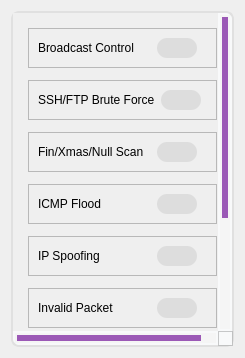
Qt form frontend/tabs/tab_available_rules.ui (HoangGiap1804/Firewall-Application) before a commit.
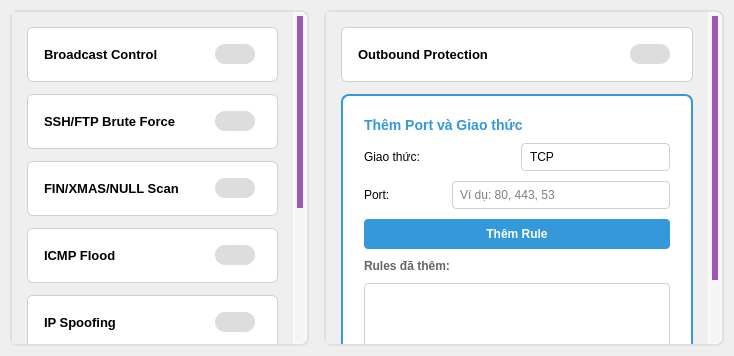
The same form after that commit.

Commit message: feat: Introduce sandbox feature, refactor rule handlers to API-driven, and enhance rule management with chain parameter.

```diff
--- a/frontend/tabs/tab_available_rules.ui
+++ b/frontend/tabs/tab_available_rules.ui
@@ -6,6 +6,21 @@
    <string>Available Rules</string>
   </attribute>
   <layout class="QHBoxLayout" name="horizontalLayout_10">
+   <property name="spacing">
+    <number>15</number>
+   </property>
+   <property name="leftMargin">
+    <number>10</number>
+   </property>
+   <property name="topMargin">
+    <number>10</number>
+   </property>
+   <property name="rightMargin">
+    <number>10</number>
+   </property>
+   <property name="bottomMargin">
+    <number>10</number>
+   </property>
    <item>
     <widget class="QScrollArea" name="scrollArea">
      <property name="accessibleDescription">
@@ -95,14 +110,19 @@
        </property>
        <item>
         <widget class="QFrame" name="frameBroadcast">
-         <property name="maximumSize">
+         <property name="minimumSize">
           <size>
-           <width>300</width>
-           <height>50</height>
+           <width>0</width>
+           <height>55</height>
           </size>
          </property>
          <property name="styleSheet">
-          <string notr="true" />
+          <string notr="true">QFrame#frameBroadcast {
+    border: 1px solid #d0d0d0;
+    border-radius: 6px;
+    background-color: #ffffff;
+    padding: 8px;
+}</string>
          </property>
          <property name="frameShape">
           <enum>QFrame::StyledPanel</enum>
@@ -111,13 +131,44 @@
           <enum>QFrame::Raised</enum>
          </property>
          <layout class="QHBoxLayout" name="horizontalLayout_20">
+          <property name="spacing">
+           <number>10</number>
+          </property>
+          <property name="leftMargin">
+           <number>8</number>
+          </property>
+          <property name="topMargin">
+           <number>4</number>
+          </property>
+          <property name="rightMargin">
+           <number>8</number>
+          </property>
+          <property name="bottomMargin">
+           <number>4</number>
+          </property>
           <item>
            <widget class="QLabel" name="labelBroadcast">
             <property name="text">
              <string>Broadcast Control</string>
             </property>
+            <property name="styleSheet">
+             <string notr="true">font-size: 13px; font-weight: 500;</string>
+            </property>
            </widget>
           </item>
+          <item>
+           <spacer name="horizontalSpacer_Broadcast">
+            <property name="orientation">
+             <enum>Qt::Horizontal</enum>
+            </property>
+            <property name="sizeHint" stdset="0">
+             <size>
+              <width>40</width>
+              <height>20</height>
+             </size>
+            </property>
+           </spacer>
+          </item>
           <item>
            <widget class="QCheckBox" name="checkBoxBroadcast">
             <property name="maximumSize">
@@ -147,20 +198,19 @@
        </item>
        <item>
         <widget class="QFrame" name="frameSSH_FTP">
-         <property name="maximumSize">
+         <property name="minimumSize">
           <size>
-           <width>300</width>
-           <height>50</height>
+           <width>0</width>
+           <height>55</height>
           </size>
          </property>
          <property name="styleSheet">
-          <string notr="true">QFrame#frameBroadcast {
-    border: 1px solid #c8c8c8;
-    border-radius: 8px;
-    background-color: white;
-    padding: 6px;
-}
-</string>
+          <string notr="true">QFrame#frameSSH_FTP {
+    border: 1px solid #d0d0d0;
+    border-radius: 6px;
+    background-color: #ffffff;
+    padding: 8px;
+}</string>
          </property>
          <property name="frameShape">
           <enum>QFrame::StyledPanel</enum>
@@ -169,13 +219,44 @@
           <enum>QFrame::Raised</enum>
          </property>
          <layout class="QHBoxLayout" name="horizontalLayout_18">
+          <property name="spacing">
+           <number>10</number>
+          </property>
+          <property name="leftMargin">
+           <number>8</number>
+          </property>
+          <property name="topMargin">
+           <number>4</number>
+          </property>
+          <property name="rightMargin">
+           <number>8</number>
+          </property>
+          <property name="bottomMargin">
+           <number>4</number>
+          </property>
           <item>
            <widget class="QLabel" name="labelSSH_FTP">
             <property name="text">
              <string>SSH/FTP Brute Force</string>
             </property>
+            <property name="styleSheet">
+             <string notr="true">font-size: 13px; font-weight: 500;</string>
+            </property>
            </widget>
           </item>
+          <item>
+           <spacer name="horizontalSpacer_SSH_FTP">
+            <property name="orientation">
+             <enum>Qt::Horizontal</enum>
+            </property>
+            <property name="sizeHint" stdset="0">
+             <size>
+              <width>40</width>
+              <height>20</height>
+             </size>
+            </property>
+           </spacer>
+          </item>
           <item>
            <widget class="QCheckBox" name="checkBoxSSH_FTP">
             <property name="maximumSize">
@@ -205,20 +286,19 @@
        </item>
        <item>
         <widget class="QFrame" name="frameFinXmasNullScan">
-         <property name="maximumSize">
+         <property name="minimumSize">
           <size>
-           <width>300</width>
-           <height>50</height>
+           <width>0</width>
+           <height>55</height>
           </size>
          </property>
          <property name="styleSheet">
-          <string notr="true">QFrame#frameBroadcast {
-    border: 1px solid #c8c8c8;
-    border-radius: 8px;
-    background-color: white;
-    padding: 6px;
-}
-</string>
+          <string notr="true">QFrame#frameFinXmasNullScan {
+    border: 1px solid #d0d0d0;
+    border-radius: 6px;
+    background-color: #ffffff;
+    padding: 8px;
+}</string>
          </property>
          <property name="frameShape">
           <enum>QFrame::StyledPanel</enum>
@@ -227,13 +307,44 @@
           <enum>QFrame::Raised</enum>
          </property>
          <layout class="QHBoxLayout" name="horizontalLayout_19">
+          <property name="spacing">
+           <number>10</number>
+          </property>
+          <property name="leftMargin">
+           <number>8</number>
+          </property>
+          <property name="topMargin">
+           <number>4</number>
+          </property>
+          <property name="rightMargin">
+           <number>8</number>
+          </property>
+          <property name="bottomMargin">
+           <number>4</number>
+          </property>
           <item>
            <widget class="QLabel" name="labelFinXmasNullScan">
             <property name="text">
-             <string>Fin/Xmas/Null Scan</string>
+             <string>FIN/XMAS/NULL Scan</string>
+            </property>
+            <property name="styleSheet">
+             <string notr="true">font-size: 13px; font-weight: 500;</string>
             </property>
            </widget>
           </item>
+          <item>
+           <spacer name="horizontalSpacer_FinXmasNullScan">
+            <property name="orientation">
+             <enum>Qt::Horizontal</enum>
+            </property>
+            <property name="sizeHint" stdset="0">
+             <size>
+              <width>40</width>
+              <height>20</height>
+             </size>
+            </property>
+           </spacer>
+          </item>
           <item>
            <widget class="QCheckBox" name="checkBoxFinXmasNullScan">
             <property name="maximumSize">
@@ -263,20 +374,19 @@
        </item>
        <item>
         <widget class="QFrame" name="frameICMPFlood">
-         <property name="maximumSize">
+         <property name="minimumSize">
           <size>
-           <width>300</width>
-           <height>50</height>
+           <width>0</width>
+           <height>55</height>
           </size>
          </property>
          <property name="styleSheet">
-          <string notr="true">QFrame#frameBroadcast {
-    border: 1px solid #c8c8c8;
-    border-radius: 8px;
-    background-color: white;
-    padding: 6px;
-}
-</string>
+          <string notr="true">QFrame#frameICMPFlood {
+    border: 1px solid #d0d0d0;
+    border-radius: 6px;
+    background-color: #ffffff;
+    padding: 8px;
+}</string>
          </property>
          <property name="frameShape">
           <enum>QFrame::StyledPanel</enum>
@@ -285,13 +395,44 @@
           <enum>QFrame::Raised</enum>
          </property>
          <layout class="QHBoxLayout" name="horizontalLayout_14">
+          <property name="spacing">
+           <number>10</number>
+          </property>
+          <property name="leftMargin">
+           <number>8</number>
+          </property>
+          <property name="topMargin">
+           <number>4</number>
+          </property>
+          <property name="rightMargin">
+           <number>8</number>
+          </property>
+          <property name="bottomMargin">
+           <number>4</number>
+          </property>
           <item>
            <widget class="QLabel" name="labelICMPFlood">
             <property name="text">
              <string>ICMP Flood</string>
             </property>
+            <property name="styleSheet">
+             <string notr="true">font-size: 13px; font-weight: 500;</string>
+            </property>
            </widget>
           </item>
+          <item>
+           <spacer name="horizontalSpacer_ICMPFlood">
+            <property name="orientation">
+             <enum>Qt::Horizontal</enum>
+            </property>
+            <property name="sizeHint" stdset="0">
+             <size>
+              <width>40</width>
+              <height>20</height>
+             </size>
+            </property>
+           </spacer>
+          </item>
           <item>
            <widget class="QCheckBox" name="checkBoxICMPFlood">
             <property name="maximumSize">
@@ -321,20 +462,19 @@
        </item>
        <item>
         <widget class="QFrame" name="frameIpSpoofing">
-         <property name="maximumSize">
+         <property name="minimumSize">
           <size>
-           <width>300</width>
-           <height>50</height>
+           <width>0</width>
+           <height>55</height>
           </size>
          </property>
          <property name="styleSheet">
-          <string notr="true">QFrame#frameBroadcast {
-    border: 1px solid #c8c8c8;
-    border-radius: 8px;
-    background-color: white;
-    padding: 6px;
-}
-</string>
+          <string notr="true">QFrame#frameIpSpoofing {
+    border: 1px solid #d0d0d0;
+    border-radius: 6px;
+    background-color: #ffffff;
+    padding: 8px;
+}</string>
          </property>
          <property name="frameShape">
           <enum>QFrame::StyledPanel</enum>
@@ -343,13 +483,44 @@
           <enum>QFrame::Raised</enum>
          </property>
          <layout class="QHBoxLayout" name="horizontalLayout_11">
+          <property name="spacing">
+           <number>10</number>
+          </property>
+          <property name="leftMargin">
+           <number>8</number>
+          </property>
+          <property name="topMargin">
+           <number>4</number>
+          </property>
+          <property name="rightMargin">
+           <number>8</number>
+          </property>
+          <property name="bottomMargin">
+           <number>4</number>
+          </property>
           <item>
            <widget class="QLabel" name="labelIpSpoofing">
             <property name="text">
              <string>IP Spoofing</string>
             </property>
+            <property name="styleSheet">
+             <string notr="true">font-size: 13px; font-weight: 500;</string>
+            </property>
            </widget>
           </item>
+          <item>
+           <spacer name="horizontalSpacer_IpSpoofing">
+            <property name="orientation">
+             <enum>Qt::Horizontal</enum>
+            </property>
+            <property name="sizeHint" stdset="0">
+             <size>
+              <width>40</width>
+              <height>20</height>
+             </size>
+            </property>
+           </spacer>
+          </item>
           <item>
            <widget class="QCheckBox" name="checkBoxIpSpoofing">
             <property name="maximumSize">
@@ -379,20 +550,19 @@
        </item>
        <item>
         <widget class="QFrame" name="frameInvalidPacket">
-         <property name="maximumSize">
+         <property name="minimumSize">
           <size>
-           <width>300</width>
-           <height>50</height>
+           <width>0</width>
+           <height>55</height>
           </size>
          </property>
          <property name="styleSheet">
-          <string notr="true">QFrame#frameBroadcast {
-    border: 1px solid #c8c8c8;
-    border-radius: 8px;
-    background-color: white;
-    padding: 6px;
-}
-</string>
+          <string notr="true">QFrame#frameInvalidPacket {
+    border: 1px solid #d0d0d0;
+    border-radius: 6px;
+    background-color: #ffffff;
+    padding: 8px;
+}</string>
          </property>
          <property name="frameShape">
           <enum>QFrame::StyledPanel</enum>
@@ -401,13 +571,44 @@
           <enum>QFrame::Raised</enum>
          </property>
          <layout class="QHBoxLayout" name="horizontalLayout_12">
+          <property name="spacing">
+           <number>10</number>
+          </property>
+          <property name="leftMargin">
+           <number>8</number>
+          </property>
+          <property name="topMargin">
+           <number>4</number>
+          </property>
+          <property name="rightMargin">
+           <number>8</number>
+          </property>
+          <property name="bottomMargin">
+           <number>4</number>
+          </property>
           <item>
            <widget class="QLabel" name="labelInvalidPacket">
             <property name="text">
              <string>Invalid Packet</string>
             </property>
+            <property name="styleSheet">
+             <string notr="true">font-size: 13px; font-weight: 500;</string>
+            </property>
            </widget>
           </item>
+          <item>
+           <spacer name="horizontalSpacer_InvalidPacket">
+            <property name="orientation">
+             <enum>Qt::Horizontal</enum>
+            </property>
+            <property name="sizeHint" stdset="0">
+             <size>
+              <width>40</width>
+              <height>20</height>
+             </size>
+            </property>
+           </spacer>
+          </item>
           <item>
            <widget class="QCheckBox" name="checkBoxInvalidPacket">
             <property name="maximumSize">
@@ -435,80 +636,21 @@
          </layout>
         </widget>
        </item>
-       <item>
-        <widget class="QFrame" name="frameOutbound">
-         <property name="maximumSize">
-          <size>
-           <width>300</width>
-           <height>50</height>
-          </size>
-         </property>
-         <property name="styleSheet">
-          <string notr="true">QFrame#frameBroadcast {
-    border: 1px solid #c8c8c8;
-    border-radius: 8px;
-    background-color: white;
-    padding: 6px;
-}
-</string>
-         </property>
-         <property name="frameShape">
-          <enum>QFrame::StyledPanel</enum>
-         </property>
-         <property name="frameShadow">
-          <enum>QFrame::Raised</enum>
-         </property>
-         <layout class="QHBoxLayout" name="horizontalLayout_13">
-          <item>
-           <widget class="QLabel" name="labelOutbound">
-            <property name="text">
-             <string>Outbound Protection</string>
-            </property>
-           </widget>
-          </item>
-          <item>
-           <widget class="QCheckBox" name="checkBoxOutbound">
-            <property name="maximumSize">
-             <size>
-              <width>50</width>
-              <height>16777215</height>
-             </size>
-            </property>
-            <property name="styleSheet">
-             <string notr="true">QCheckBox::indicator {
-    width: 40px;
-    height: 20px;
-    border-radius: 10px;
-    background-color: #ddd;
-}
-QCheckBox::indicator:checked {
-    background-color: #4cd964;
-}</string>
-            </property>
-            <property name="text">
-             <string />
-            </property>
-           </widget>
-          </item>
-         </layout>
-        </widget>
-       </item>
        <item>
         <widget class="QFrame" name="framePortScan">
-         <property name="maximumSize">
+         <property name="minimumSize">
           <size>
-           <width>300</width>
-           <height>50</height>
+           <width>0</width>
+           <height>55</height>
           </size>
          </property>
          <property name="styleSheet">
-          <string notr="true">QFrame#frameBroadcast {
-    border: 1px solid #c8c8c8;
-    border-radius: 8px;
-    background-color: white;
-    padding: 6px;
-}
-</string>
+          <string notr="true">QFrame#framePortScan {
+    border: 1px solid #d0d0d0;
+    border-radius: 6px;
+    background-color: #ffffff;
+    padding: 8px;
+}</string>
          </property>
          <property name="frameShape">
           <enum>QFrame::StyledPanel</enum>
@@ -517,13 +659,44 @@
           <enum>QFrame::Raised</enum>
          </property>
          <layout class="QHBoxLayout" name="horizontalLayout_16">
+          <property name="spacing">
+           <number>10</number>
+          </property>
+          <property name="leftMargin">
+           <number>8</number>
+          </property>
+          <property name="topMargin">
+           <number>4</number>
+          </property>
+          <property name="rightMargin">
+           <number>8</number>
+          </property>
+          <property name="bottomMargin">
+           <number>4</number>
+          </property>
           <item>
            <widget class="QLabel" name="labelPortScan">
             <property name="text">
-             <string>Post Scan</string>
+             <string>Port Scan</string>
+            </property>
+            <property name="styleSheet">
+             <string notr="true">font-size: 13px; font-weight: 500;</string>
             </property>
            </widget>
           </item>
+          <item>
+           <spacer name="horizontalSpacer_PortScan">
+            <property name="orientation">
+             <enum>Qt::Horizontal</enum>
+            </property>
+            <property name="sizeHint" stdset="0">
+             <size>
+              <width>40</width>
+              <height>20</height>
+             </size>
+            </property>
+           </spacer>
+          </item>
           <item>
            <widget class="QCheckBox" name="checkBoxPortScan">
             <property name="maximumSize">
@@ -553,20 +726,19 @@
        </item>
        <item>
         <widget class="QFrame" name="frameSYNFlood">
-         <property name="maximumSize">
+         <property name="minimumSize">
           <size>
-           <width>300</width>
-           <height>50</height>
+           <width>0</width>
+           <height>55</height>
           </size>
          </property>
          <property name="styleSheet">
-          <string notr="true">QFrame#frameBroadcast {
-    border: 1px solid #c8c8c8;
-    border-radius: 8px;
-    background-color: white;
-    padding: 6px;
-}
-</string>
+          <string notr="true">QFrame#frameSYNFlood {
+    border: 1px solid #d0d0d0;
+    border-radius: 6px;
+    background-color: #ffffff;
+    padding: 8px;
+}</string>
          </property>
          <property name="frameShape">
           <enum>QFrame::StyledPanel</enum>
@@ -575,13 +747,44 @@
           <enum>QFrame::Raised</enum>
          </property>
          <layout class="QHBoxLayout" name="horizontalLayout_17">
+          <property name="spacing">
+           <number>10</number>
+          </property>
+          <property name="leftMargin">
+           <number>8</number>
+          </property>
+          <property name="topMargin">
+           <number>4</number>
+          </property>
+          <property name="rightMargin">
+           <number>8</number>
+          </property>
+          <property name="bottomMargin">
+           <number>4</number>
+          </property>
           <item>
            <widget class="QLabel" name="labelSYNFlood">
             <property name="text">
              <string>SYN Flood</string>
             </property>
+            <property name="styleSheet">
+             <string notr="true">font-size: 13px; font-weight: 500;</string>
+            </property>
            </widget>
           </item>
+          <item>
+           <spacer name="horizontalSpacer_SYNFlood">
+            <property name="orientation">
+             <enum>Qt::Horizontal</enum>
+            </property>
+            <property name="sizeHint" stdset="0">
+             <size>
+              <width>40</width>
+              <height>20</height>
+             </size>
+            </property>
+           </spacer>
+          </item>
           <item>
            <widget class="QCheckBox" name="checkBoxSYNFlood">
             <property name="maximumSize">
@@ -613,6 +816,369 @@
      </widget>
     </widget>
    </item>
+   <item>
+    <widget class="QScrollArea" name="scrollAreaOutbound">
+     <property name="styleSheet">
+      <string notr="true">QScrollArea {
+    border: 2px solid #e0e0e0;
+    border-radius: 8px;
+    background-color: #f8f9fa;
+}
+
+QScrollBar:vertical {
+    border: none;
+    background: #f5f5f5;
+    width: 14px;
+    border-radius: 7px;
+    margin: 2px;
+}
+
+QScrollBar::handle:vertical {
+    background: #9b59b6;
+    border-radius: 7px;
+    min-height: 30px;
+    margin: 2px;
+}
+
+QScrollBar::handle:vertical:hover {
+    background: #8e44ad;
+}
+
+QScrollBar::add-line:vertical, QScrollBar::sub-line:vertical {
+    height: 0px;
+}</string>
+     </property>
+     <property name="widgetResizable">
+      <bool>true</bool>
+     </property>
+     <property name="minimumSize">
+      <size>
+       <width>400</width>
+       <height>0</height>
+      </size>
+     </property>
+     <widget class="QWidget" name="scrollAreaWidgetContentsOutbound">
+      <property name="geometry">
+       <rect>
+        <x>0</x>
+        <y>0</y>
+        <width>398</width>
+        <height>787</height>
+       </rect>
+      </property>
+      <layout class="QVBoxLayout" name="verticalLayout_Outbound">
+       <property name="spacing">
+        <number>12</number>
+       </property>
+       <property name="leftMargin">
+        <number>15</number>
+       </property>
+       <property name="topMargin">
+        <number>15</number>
+       </property>
+       <property name="rightMargin">
+        <number>15</number>
+       </property>
+       <property name="bottomMargin">
+        <number>15</number>
+       </property>
+       <item>
+        <widget class="QFrame" name="frameOutbound">
+         <property name="minimumSize">
+          <size>
+           <width>0</width>
+           <height>55</height>
+          </size>
+         </property>
+         <property name="styleSheet">
+          <string notr="true">QFrame#frameOutbound {
+    border: 1px solid #d0d0d0;
+    border-radius: 6px;
+    background-color: #ffffff;
+    padding: 8px;
+}</string>
+         </property>
+         <property name="frameShape">
+          <enum>QFrame::StyledPanel</enum>
+         </property>
+         <property name="frameShadow">
+          <enum>QFrame::Raised</enum>
+         </property>
+         <layout class="QHBoxLayout" name="horizontalLayout_13">
+          <property name="spacing">
+           <number>10</number>
+          </property>
+          <property name="leftMargin">
+           <number>8</number>
+          </property>
+          <property name="topMargin">
+           <number>4</number>
+          </property>
+          <property name="rightMargin">
+           <number>8</number>
+          </property>
+          <property name="bottomMargin">
+           <number>4</number>
+          </property>
+          <item>
+           <widget class="QLabel" name="labelOutbound">
+            <property name="text">
+             <string>Outbound Protection</string>
+            </property>
+            <property name="styleSheet">
+             <string notr="true">font-size: 13px; font-weight: 500;</string>
+            </property>
+           </widget>
+          </item>
+          <item>
+           <spacer name="horizontalSpacer_Outbound">
+            <property name="orientation">
+             <enum>Qt::Horizontal</enum>
+            </property>
+            <property name="sizeHint" stdset="0">
+             <size>
+              <width>40</width>
+              <height>20</height>
+             </size>
+            </property>
+           </spacer>
+          </item>
+          <item>
+           <widget class="QCheckBox" name="checkBoxOutbound">
+            <property name="maximumSize">
+             <size>
+              <width>50</width>
+              <height>16777215</height>
+             </size>
+            </property>
+            <property name="styleSheet">
+             <string notr="true">QCheckBox::indicator {
+    width: 40px;
+    height: 20px;
+    border-radius: 10px;
+    background-color: #ddd;
+}
+QCheckBox::indicator:checked {
+    background-color: #4cd964;
+}</string>
+            </property>
+            <property name="text">
+             <string />
+            </property>
+           </widget>
+          </item>
+         </layout>
+        </widget>
+       </item>
+       <item>
+        <widget class="QFrame" name="frameOutboundAdd">
+         <property name="styleSheet">
+          <string notr="true">QFrame#frameOutboundAdd {
+    border: 2px solid #3498db;
+    border-radius: 8px;
+    background-color: #ffffff;
+    padding: 12px;
+}</string>
+         </property>
+         <property name="frameShape">
+          <enum>QFrame::StyledPanel</enum>
+         </property>
+         <property name="frameShadow">
+          <enum>QFrame::Raised</enum>
+         </property>
+         <layout class="QVBoxLayout" name="verticalLayout_OutboundAdd">
+          <property name="spacing">
+           <number>10</number>
+          </property>
+          <item>
+           <widget class="QLabel" name="labelOutboundAddTitle">
+            <property name="text">
+             <string>Thêm Port và Giao thức</string>
+            </property>
+            <property name="styleSheet">
+             <string notr="true">font-size: 14px; font-weight: 600; color: #3498db;</string>
+            </property>
+           </widget>
+          </item>
+          <item>
+           <layout class="QHBoxLayout" name="horizontalLayout_Protocol">
+            <property name="spacing">
+             <number>8</number>
+            </property>
+            <item>
+             <widget class="QLabel" name="labelProtocol">
+              <property name="text">
+               <string>Giao thức:</string>
+              </property>
+              <property name="minimumSize">
+               <size>
+                <width>80</width>
+                <height>0</height>
+               </size>
+              </property>
+             </widget>
+            </item>
+            <item>
+             <widget class="QComboBox" name="comboBoxProtocol">
+              <property name="styleSheet">
+               <string notr="true">QComboBox {
+    padding: 5px;
+    padding-left: 8px;
+    border: 1px solid #d0d0d0;
+    border-radius: 4px;
+    background-color: white;
+}
+QComboBox:hover {
+    border-color: #3498db;
+}
+QComboBox::drop-down {
+    border: none;
+    padding-right: 5px;
+}
+QComboBox QAbstractItemView {
+    border: 1px solid #d0d0d0;
+    border-radius: 4px;
+    background-color: white;
+    padding: 2px;
+    selection-background-color: #3498db;
+    selection-color: white;
+}
+QComboBox QAbstractItemView::item {
+    padding: 5px;
+    padding-left: 8px;
+    min-height: 20px;
+    color: #333333;
+    background-color: white;
+}
+QComboBox QAbstractItemView::item:hover {
+    background-color: #e3f2fd;
+    color: #333333;
+}
+QComboBox QAbstractItemView::item:selected {
+    background-color: #3498db;
+    color: white;
+}</string>
+              </property>
+              <item>
+               <property name="text">
+                <string>TCP</string>
+               </property>
+              </item>
+              <item>
+               <property name="text">
+                <string>UDP</string>
+               </property>
+              </item>
+              <item>
+               <property name="text">
+                <string>ICMP</string>
+               </property>
+              </item>
+             </widget>
+            </item>
+           </layout>
+          </item>
+          <item>
+           <layout class="QHBoxLayout" name="horizontalLayout_Port">
+            <property name="spacing">
+             <number>8</number>
+            </property>
+            <item>
+             <widget class="QLabel" name="labelPort">
+              <property name="text">
+               <string>Port:</string>
+              </property>
+              <property name="minimumSize">
+               <size>
+                <width>80</width>
+                <height>0</height>
+               </size>
+              </property>
+             </widget>
+            </item>
+            <item>
+             <widget class="QLineEdit" name="lineEditPort">
+              <property name="placeholderText">
+               <string>Ví dụ: 80, 443, 53</string>
+              </property>
+              <property name="styleSheet">
+               <string notr="true">QLineEdit {
+    padding: 5px;
+    border: 1px solid #d0d0d0;
+    border-radius: 4px;
+    background-color: white;
+}
+QLineEdit:hover {
+    border-color: #3498db;
+}
+QLineEdit:focus {
+    border-color: #3498db;
+    border-width: 2px;
+}</string>
+              </property>
+             </widget>
+            </item>
+           </layout>
+          </item>
+          <item>
+           <widget class="QPushButton" name="buttonAddOutboundRule">
+            <property name="text">
+             <string>Thêm Rule</string>
+            </property>
+            <property name="styleSheet">
+             <string notr="true">QPushButton {
+    background-color: #3498db;
+    color: white;
+    padding: 8px;
+    border-radius: 4px;
+    font-weight: 500;
+}
+QPushButton:hover {
+    background-color: #2980b9;
+}
+QPushButton:pressed {
+    background-color: #21618c;
+}</string>
+            </property>
+           </widget>
+          </item>
+          <item>
+           <widget class="QLabel" name="labelOutboundRules">
+            <property name="text">
+             <string>Rules đã thêm:</string>
+            </property>
+            <property name="styleSheet">
+             <string notr="true">font-size: 12px; font-weight: 500; color: #666;</string>
+            </property>
+           </widget>
+          </item>
+          <item>
+           <widget class="QListWidget" name="listWidgetOutboundRules">
+            <property name="styleSheet">
+             <string notr="true">QListWidget {
+    border: 1px solid #d0d0d0;
+    border-radius: 4px;
+    background-color: white;
+    padding: 5px;
+}
+QListWidget::item {
+    padding: 0px;
+    border-bottom: 1px solid #f0f0f0;
+    min-height: 35px;
+}
+QListWidget::item:hover {
+    background-color: #f8f9fa;
+}</string>
+            </property>
+           </widget>
+          </item>
+         </layout>
+        </widget>
+       </item>
+      </layout>
+     </widget>
+    </widget>
+   </item>
   </layout>
  </widget>
  <resources />
```
The commit also changes 25 other files.
